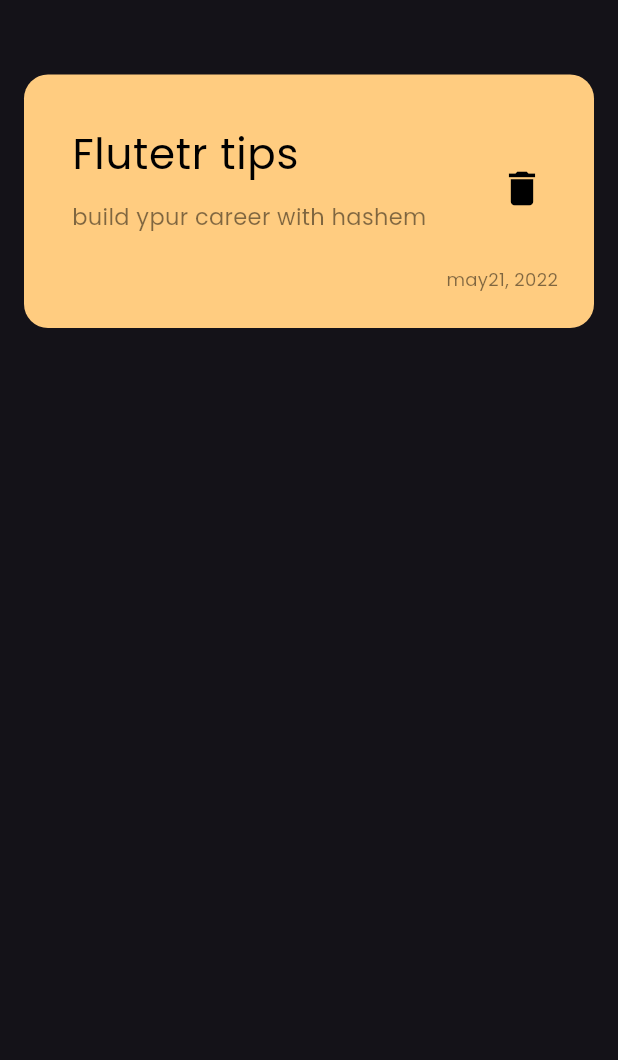
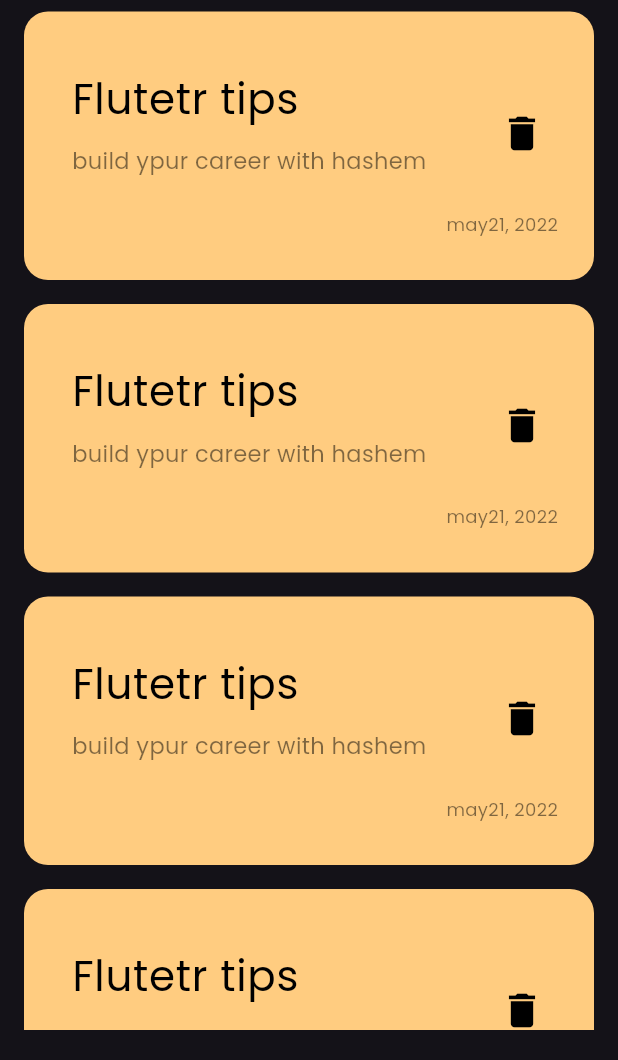
Before and after one commit to Hashem02-it/notes_app, a Flutter app: the screen it shows after launch, on a phone screen of 412 x 824 dp, the part 176-1236 px from its top. Run offline on Flutter 3.47's test engine with Material 3 defaults, Android fonts, the phone set to English and light mode, and no system bars.

Commit message:
create Notes ListView

```diff
--- a/lib/views/widgets/cutom_note_item.dart
+++ b/lib/views/widgets/cutom_note_item.dart
@@ -6,7 +6,7 @@ class CustomNoteItem extends StatelessWidget {
   @override
   Widget build(BuildContext context) {
     return Container(
-      padding: EdgeInsets.only(bottom: 24, left: 16, top: 24),
+      padding: EdgeInsets.only(bottom: 29, left: 16, top: 29),
       decoration: BoxDecoration(
         borderRadius: BorderRadius.circular(16),
         color: Color(0xffFFCC80),
--- /dev/null
+++ b/lib/views/widgets/notes_listview.dart
@@ -0,0 +1,16 @@
+import 'package:flutter/material.dart';
+import 'package:note_app/views/widgets/cutom_note_item.dart';
+
+class NotesListView extends StatelessWidget {
+  const NotesListView({super.key});
+
+  @override
+  Widget build(BuildContext context) {
+    return ListView.builder(itemBuilder: (context, index) {
+      return Padding(
+        padding: const EdgeInsets.symmetric(vertical: 8),
+        child: CustomNoteItem(),
+      );
+    });
+  }
+}
--- a/lib/views/widgets/notes_view_body.dart
+++ b/lib/views/widgets/notes_view_body.dart
@@ -1,6 +1,6 @@
 import 'package:flutter/material.dart';
 import 'package:note_app/views/widgets/custom_appbar.dart';
-import 'package:note_app/views/widgets/cutom_note_item.dart';
+import 'package:note_app/views/widgets/notes_listview.dart';
 
 class NotesViewBody extends StatelessWidget {
   const NotesViewBody({super.key});
@@ -15,10 +15,7 @@ class NotesViewBody extends StatelessWidget {
             height: 50,
           ),
           CustomAppBar(),
-          SizedBox(
-            height: 50,
-          ),
-          CustomNoteItem(),
+          Expanded(child: NotesListView()),
         ],
       ),
     );
```
